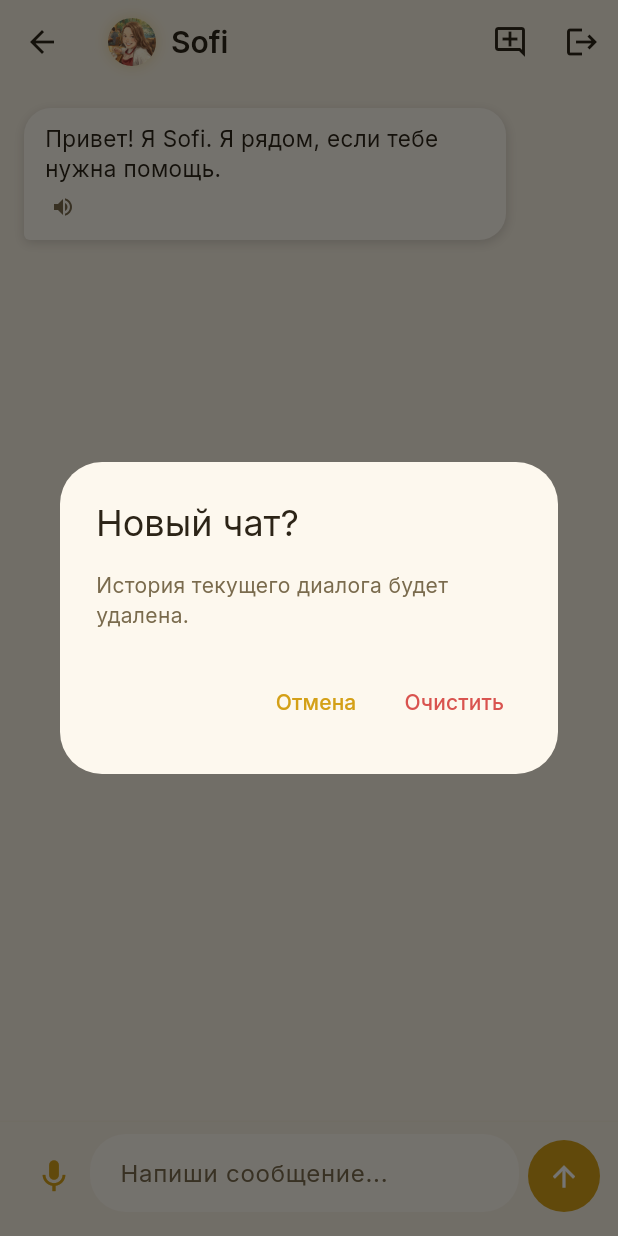
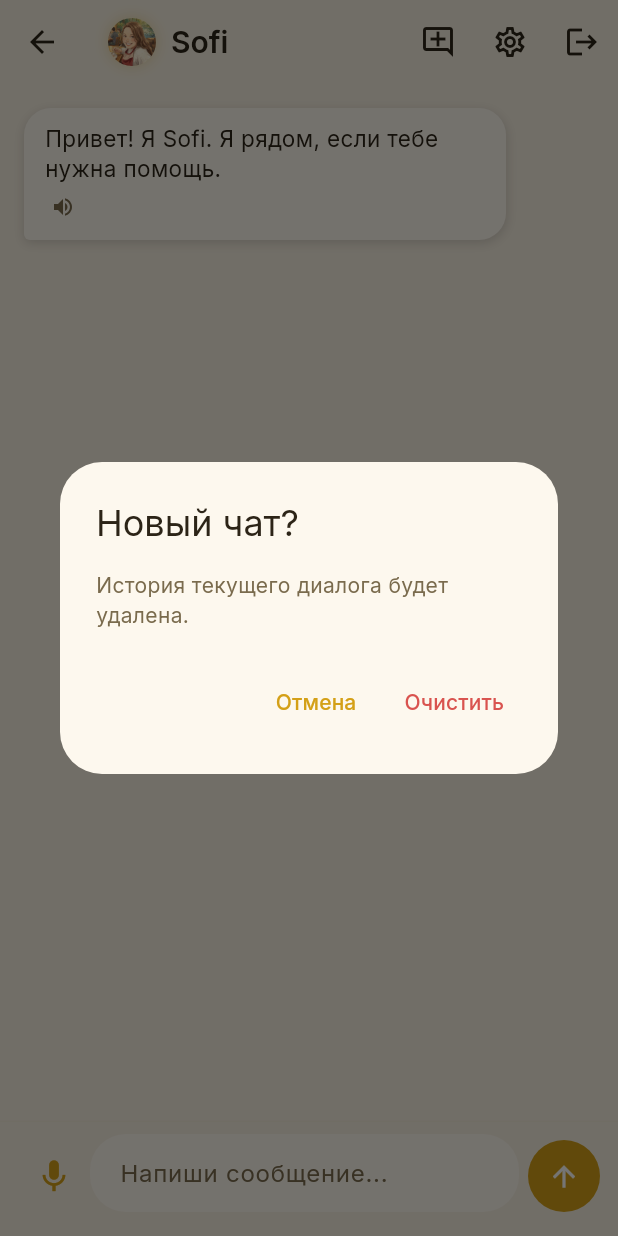
Before and after one commit to denisJS-91/sofi, a Flutter app: the ChatScreen screen opened directly, after a tap on the "add comment" icon, on a phone screen of 412 x 824 dp. Run offline on Flutter 3.47's test engine with Material 3 defaults, Android fonts, the phone set to English and light mode, and no system bars; drawn by our look-alikes of flutter_animate; our stand-ins replace cloud_firestore, firebase_auth, firebase_core, google_fonts, just_audio, shared_preferences and 1 more; accounts and stored records are empty; network calls fail.

Commit message:
feat: settings screen (auto-speak, text scale, profile, logout)

```diff
--- /dev/null
+++ b/lib/models/user_settings.dart
@@ -0,0 +1,31 @@
+class UserSettings {
+  final bool autoSpeak; // автоозвучка ответов
+  final double textScale; // размер шрифта (1.0 = стандарт, 1.3 = крупный)
+  final String themeMode; // 'light' | 'dark' | 'system'
+  final String profile; // 'companion' | 'tutor' | 'speech'
+  final bool webSearchEnabled; // разрешён ли поиск в интернете
+
+  const UserSettings({
+    this.autoSpeak = true,
+    this.textScale = 1.0,
+    this.themeMode = 'dark',
+    this.profile = 'companion',
+    this.webSearchEnabled = true,
+  });
+
+  UserSettings copyWith({
+    bool? autoSpeak,
+    double? textScale,
+    String? themeMode,
+    String? profile,
+    bool? webSearchEnabled,
+  }) {
+    return UserSettings(
+      autoSpeak: autoSpeak ?? this.autoSpeak,
+      textScale: textScale ?? this.textScale,
+      themeMode: themeMode ?? this.themeMode,
+      profile: profile ?? this.profile,
+      webSearchEnabled: webSearchEnabled ?? this.webSearchEnabled,
+    );
+  }
+}
--- a/lib/screens/chat_screen.dart
+++ b/lib/screens/chat_screen.dart
@@ -8,6 +8,9 @@ import '../models/chat_message.dart';
 import '../widgets/message_bubble.dart';
 import '../widgets/chat_input.dart';
 import '../theme/app_theme.dart';
+import 'package:provider/provider.dart';
+import '../services/settings_service.dart';
+import 'settings_screen.dart';
 
 class ChatScreen extends StatefulWidget {
   const ChatScreen({super.key});
@@ -22,7 +25,6 @@ class _ChatScreenState extends State<ChatScreen> {
   bool _isLoading = false;
   bool _isHistoryLoading = true;
   bool _isListening = false;
-  bool _autoSpeak = true;
   bool _isSpeaking = false;
   String _statusText = "";
 
@@ -55,7 +57,8 @@ class _ChatScreenState extends State<ChatScreen> {
         _isHistoryLoading = false;
       });
       _scrollToBottom();
-      if (history.isEmpty && _autoSpeak) {
+      if (history.isEmpty &&
+          context.read<SettingsService>().settings.autoSpeak) {
         if (mounted) setState(() => _isSpeaking = true);
         try {
           await VoiceService.speak(
@@ -163,7 +166,8 @@ class _ChatScreenState extends State<ChatScreen> {
     });
     _scrollToBottom();
 
-    if (_autoSpeak && !reply.contains("Ошибка")) {
+    if (context.read<SettingsService>().settings.autoSpeak &&
+        !reply.contains("Ошибка")) {
       if (mounted) setState(() => _isSpeaking = true);
       try {
         await VoiceService.speak(reply);
@@ -221,7 +225,7 @@ class _ChatScreenState extends State<ChatScreen> {
         ));
       });
 
-      if (_autoSpeak) {
+      if (context.read<SettingsService>().settings.autoSpeak) {
         if (mounted) setState(() => _isSpeaking = true);
         try {
           await VoiceService.speak(greeting);
@@ -299,6 +303,13 @@ class _ChatScreenState extends State<ChatScreen> {
             icon: const Icon(Icons.add_comment_outlined),
             tooltip: "Новый чат",
             onPressed: _newChat,
+          ),
+          IconButton(
+            icon: const Icon(Icons.settings_outlined),
+            tooltip: "Настройки",
+            onPressed: () => Navigator.of(context).push(
+              MaterialPageRoute(builder: (_) => const SettingsScreen()),
+            ),
           ),
           IconButton(
             icon: const Icon(Icons.logout),
```
Also changed, not shown: lib/main.dart (+30 -2 lines), lib/screens/settings_screen.dart (added, +185 -0 lines), lib/services/settings_service.dart (added, +72 -0 lines).
